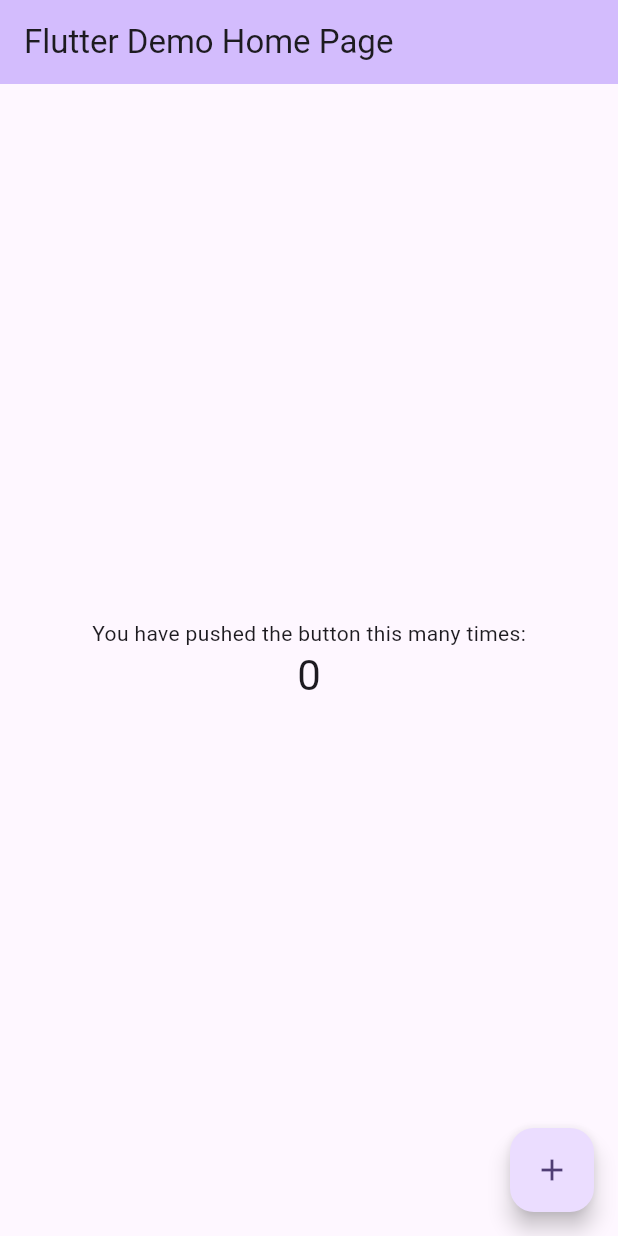
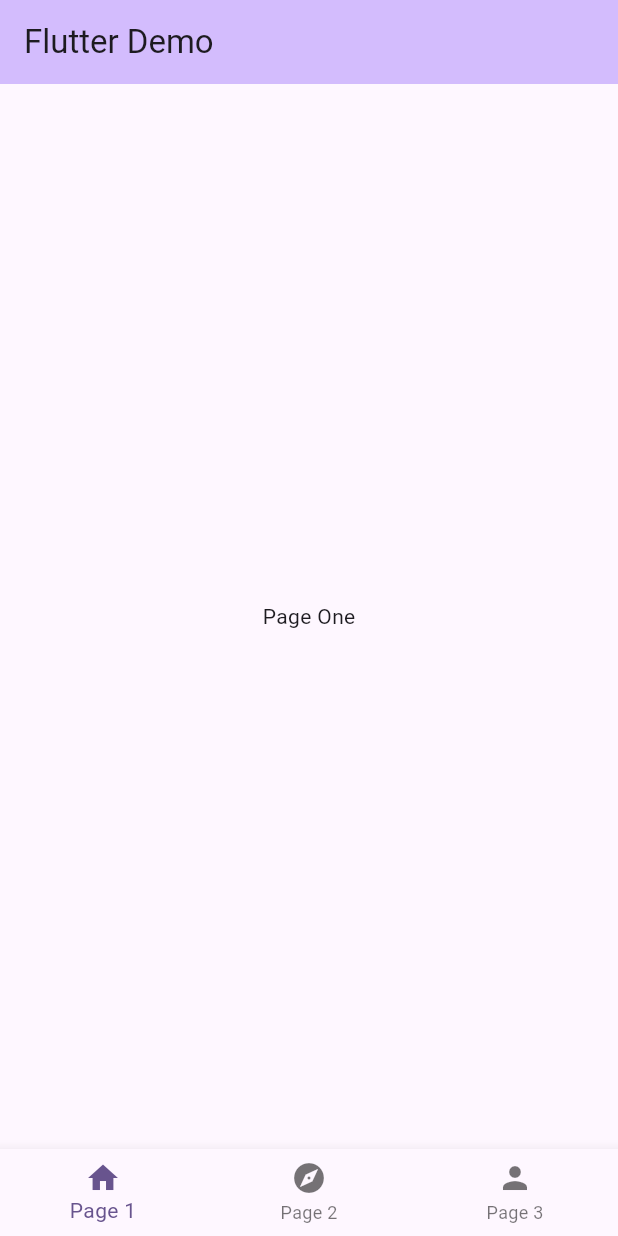
Before and after one commit to brentvanmalsen/rolradar, a Flutter app: the screen it shows after launch, on a phone screen of 412 x 824 dp. Run offline on Flutter 3.47's test engine with Material 3 defaults, Android fonts, the phone set to English and light mode, and no system bars.

Commit message:
navigatiebar aan de onderkant toevoegd met daarbij de icoontjes

```diff
--- a/lib/main.dart
+++ b/lib/main.dart
@@ -7,119 +7,103 @@
 class MyApp extends StatelessWidget {
   const MyApp({super.key});
 
-  // This widget is the root of your application.
   @override
   Widget build(BuildContext context) {
     return MaterialApp(
-      title: 'Flutter Demo',
+      title: 'RolRadar',
       theme: ThemeData(
-        // This is the theme of your application.
-        //
-        // TRY THIS: Try running your application with "flutter run". You'll see
-        // the application has a purple toolbar. Then, without quitting the app,
-        // try changing the seedColor in the colorScheme below to Colors.green
-        // and then invoke "hot reload" (save your changes or press the "hot
-        // reload" button in a Flutter-supported IDE, or press "r" if you used
-        // the command line to start the app).
-        //
-        // Notice that the counter didn't reset back to zero; the application
-        // state is not lost during the reload. To reset the state, use hot
-        // restart instead.
-        //
-        // This works for code too, not just values: Most code changes can be
-        // tested with just a hot reload.
         colorScheme: ColorScheme.fromSeed(seedColor: Colors.deepPurple),
         useMaterial3: true,
       ),
-      home: const MyHomePage(title: 'Flutter Demo Home Page'),
+      home: const MyHomePage(),
     );
   }
 }
 
 class MyHomePage extends StatefulWidget {
-  const MyHomePage({super.key, required this.title});
-
-  // This widget is the home page of your application. It is stateful, meaning
-  // that it has a State object (defined below) that contains fields that affect
-  // how it looks.
-
-  // This class is the configuration for the state. It holds the values (in this
-  // case the title) provided by the parent (in this case the App widget) and
-  // used by the build method of the State. Fields in a Widget subclass are
-  // always marked "final".
-
-  final String title;
+  const MyHomePage({super.key});
 
   @override
   State<MyHomePage> createState() => _MyHomePageState();
 }
 
 class _MyHomePageState extends State<MyHomePage> {
-  int _counter = 0;
+  int _currentIndex = 0;
 
-  void _incrementCounter() {
+  final List<Widget> _pages = [
+    PageOne(),
+    PageTwo(),
+    PageThree(),
+  ];
+
+  void _onItemTapped(int index) {
     setState(() {
-      // This call to setState tells the Flutter framework that something has
-      // changed in this State, which causes it to rerun the build method below
-      // so that the display can reflect the updated values. If we changed
-      // _counter without calling setState(), then the build method would not be
-      // called again, and so nothing would appear to happen.
-      _counter++;
+      _currentIndex = index;
     });
   }
 
   @override
   Widget build(BuildContext context) {
-    // This method is rerun every time setState is called, for instance as done
-    // by the _incrementCounter method above.
-    //
-    // The Flutter framework has been optimized to make rerunning build methods
-    // fast, so that you can just rebuild anything that needs updating rather
-    // than having to individually change instances of widgets.
     return Scaffold(
       appBar: AppBar(
-        // TRY THIS: Try changing the color here to a specific color (to
-        // Colors.amber, perhaps?) and trigger a hot reload to see the AppBar
-        // change color while the other colors stay the same.
         backgroundColor: Theme.of(context).colorScheme.inversePrimary,
-        // Here we take the value from the MyHomePage object that was created by
-        // the App.build method, and use it to set our appbar title.
-        title: Text(widget.title),
+        title: const Text('Flutter Demo'),
       ),
-      body: Center(
-        // Center is a layout widget. It takes a single child and positions it
-        // in the middle of the parent.
-        child: Column(
-          // Column is also a layout widget. It takes a list of children and
-          // arranges them vertically. By default, it sizes itself to fit its
-          // children horizontally, and tries to be as tall as its parent.
-          //
-          // Column has various properties to control how it sizes itself and
-          // how it positions its children. Here we use mainAxisAlignment to
-          // center the children vertically; the main axis here is the vertical
-          // axis because Columns are vertical (the cross axis would be
-          // horizontal).
-          //
-          // TRY THIS: Invoke "debug painting" (choose the "Toggle Debug Paint"
-          // action in the IDE, or press "p" in the console), to see the
-          // wireframe for each widget.
-          mainAxisAlignment: MainAxisAlignment.center,
-          children: <Widget>[
-            const Text(
-              'You have pushed the button this many times:',
-            ),
-            Text(
-              '$_counter',
-              style: Theme.of(context).textTheme.headlineMedium,
-            ),
-          ],
-        ),
+      body: IndexedStack(
+        index: _currentIndex,
+        children: _pages,
       ),
-      floatingActionButton: FloatingActionButton(
-        onPressed: _incrementCounter,
-        tooltip: 'Increment',
-        child: const Icon(Icons.add),
-      ), // This trailing comma makes auto-formatting nicer for build methods.
+      bottomNavigationBar: BottomNavigationBar(
+        currentIndex: _currentIndex,
+        onTap: _onItemTapped,
+        items: const <BottomNavigationBarItem>[
+          BottomNavigationBarItem(
+            icon: Icon(Icons.home),
+            label: 'Page 1',
+          ),
+          BottomNavigationBarItem(
+            icon: Icon(Icons.explore),
+            label: 'Page 2',
+          ),
+          BottomNavigationBarItem(
+            icon: Icon(Icons.person),
+            label: 'Page 3',
+          ),
+        ],
+      ),
     );
   }
 }
+
+class PageOne extends StatelessWidget {
+  const PageOne({Key? key}) : super(key: key);
+
+  @override
+  Widget build(BuildContext context) {
+    return Center(
+      child: const Text('Page One'),
+    );
+  }
+}
+
+class PageTwo extends StatelessWidget {
+  const PageTwo({Key? key}) : super(key: key);
+
+  @override
+  Widget build(BuildContext context) {
+    return Center(
+      child: const Text('Page Two'),
+    );
+  }
+}
+
+class PageThree extends StatelessWidget {
+  const PageThree({Key? key}) : super(key: key);
+
+  @override
+  Widget build(BuildContext context) {
+    return Center(
+      child: const Text('Page Three'),
+    );
+  }
+}
```
